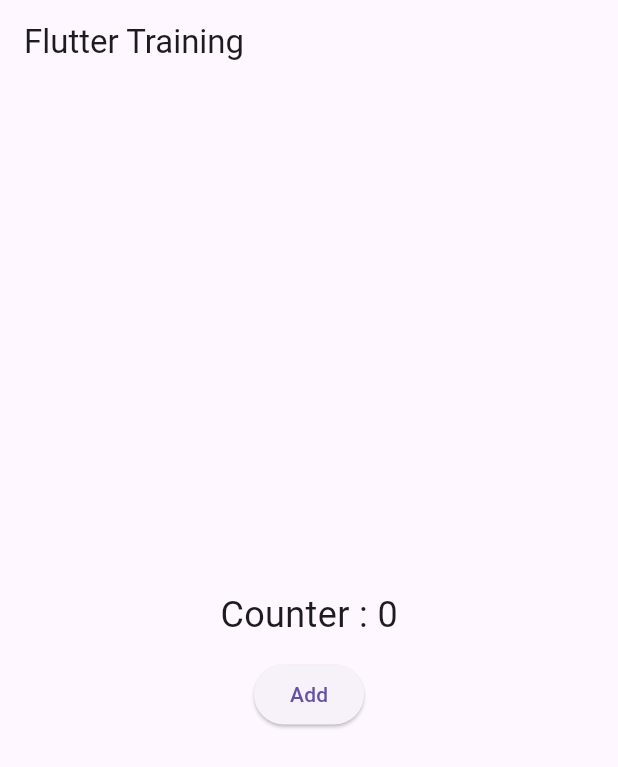
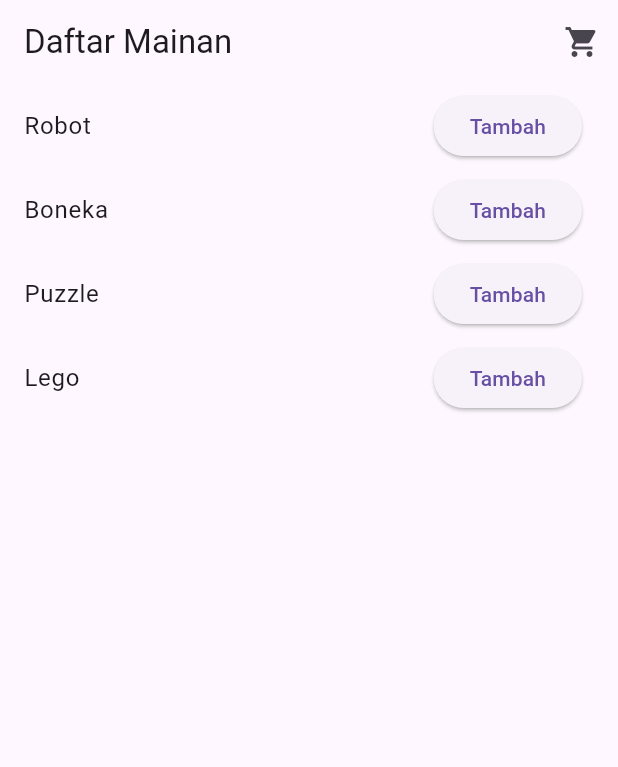
Before and after one commit to DlegendZ/Flutter, a Flutter app: the screen it shows after launch, on a phone screen of 412 x 824 dp. Shown: the top 767 px of the screen. Run offline on Flutter 3.47's test engine with Material 3 defaults, Android fonts, the phone set to English and light mode, and no system bars.

Commit message:
session_4

```diff
--- a/lib/main.dart
+++ b/lib/main.dart
@@ -1,7 +1,14 @@
 import 'package:flutter/material.dart';
+import 'package:provider/provider.dart';
+import 'CartModel.dart'; // import modelnya
 
 void main() {
-  runApp(MyApp());
+  runApp(
+    ChangeNotifierProvider(
+      create: (context) => CartModel(),
+      child: MyApp(),
+    ),
+  );
 }
 
 class MyApp extends StatelessWidget {
@@ -9,37 +16,63 @@ class MyApp extends StatelessWidget {
   Widget build(BuildContext context) {
     return MaterialApp(
       debugShowCheckedModeBanner: false,
-      home: Scaffold(
-        appBar: AppBar(title: Text('Flutter Training')),
-        body: Center(child: counterWidget()),
+      title: 'Toko Mainan',
+      home: ToyCatalogPage(),
+    );
+  }
+}
+
+class ToyCatalogPage extends StatelessWidget {
+  final List<String> toyList = ['Robot', 'Boneka', 'Puzzle', 'Lego'];
+
+  @override
+  Widget build(BuildContext context) {
+    return Scaffold(
+      appBar: AppBar(
+        title: Text('Daftar Mainan'),
+        actions: [
+          IconButton(
+            icon: Icon(Icons.shopping_cart),
+            onPressed: () {
+              Navigator.push(
+                context,
+                MaterialPageRoute(builder: (_) => CartPage()),
+              );
+            },
+          )
+        ],
+      ),
+      body: ListView.builder(
+        itemCount: toyList.length,
+        itemBuilder: (context, index) {
+          return ListTile(
+            title: Text(toyList[index]),
+            trailing: ElevatedButton(
+              onPressed: () {
+                context.read<CartModel>().add(toyList[index]);
+              },
+              child: Text('Tambah'),
+            ),
+          );
+        },
       ),
     );
   }
 }
 
-class counterWidget extends StatefulWidget {
-  @override
-  counterWidgetState createState() => counterWidgetState();
-}
-
-class counterWidgetState extends State<counterWidget> {
-  int counter = 0;
-
-  void increment() {
-    setState(() {
-      counter++;
-    });
-  }
-
+class CartPage extends StatelessWidget {
   @override
   Widget build(BuildContext context) {
-    return Column(
-      mainAxisSize: MainAxisSize.min,
-      children: [
-        Text('Counter : $counter', style: TextStyle(fontSize: 24)),
-        SizedBox(height: 12),
-        ElevatedButton(onPressed: increment, child: Text('Add')),
-      ],
+    var cart = context.watch<CartModel>();
+
+    return Scaffold(
+      appBar: AppBar(title: Text('Keranjang')),
+      body: ListView.builder(
+        itemCount: cart.items.length,
+        itemBuilder: (context, index) => ListTile(
+          title: Text(cart.items[index]),
+        ),
+      ),
     );
   }
 }
--- a/pubspec.yaml
+++ b/pubspec.yaml
@@ -30,6 +30,7 @@ environment:
 dependencies:
   flutter:
     sdk: flutter
+  provider: ^6.1.1
 
   # The following adds the Cupertino Icons font to your application.
   # Use with the CupertinoIcons class for iOS style icons.
```
